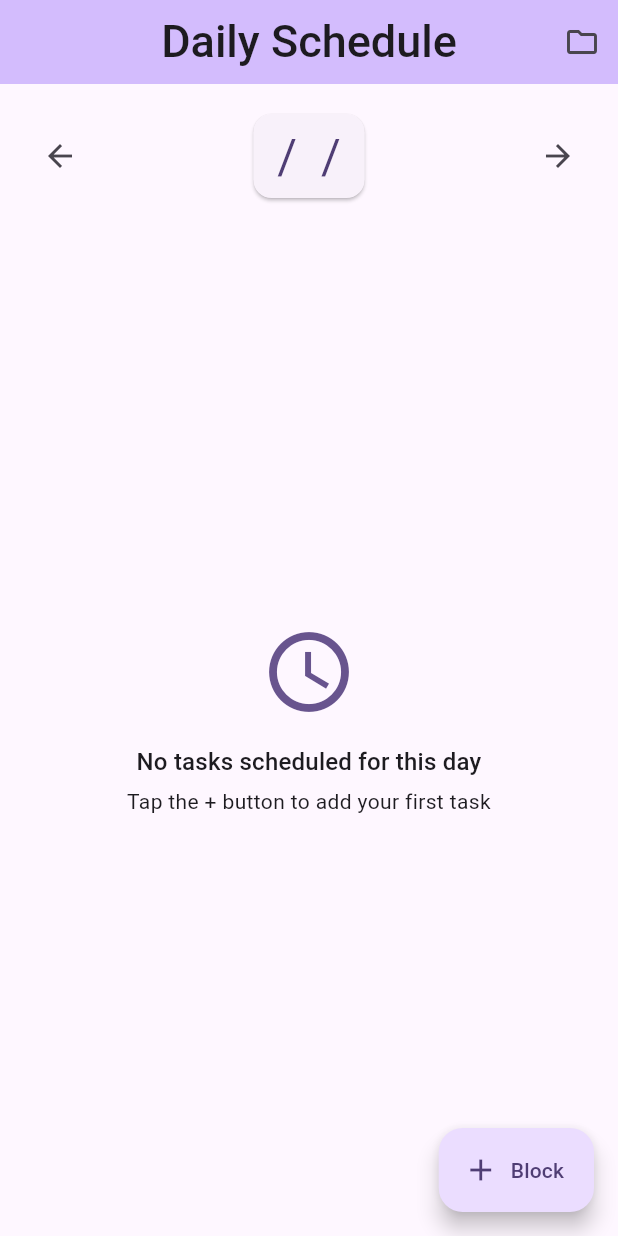
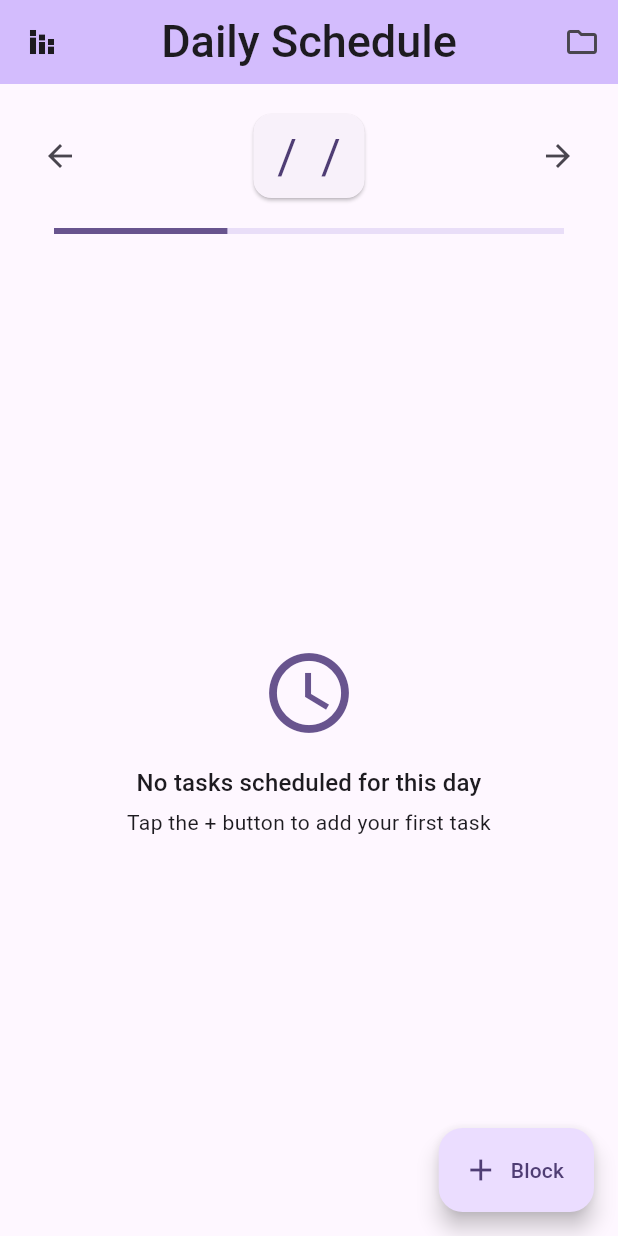
Before and after one commit to Orio77/potential_aid_app, a Flutter app: the screen it shows after launch, on a phone screen of 412 x 824 dp. Run offline on Flutter 3.47's test engine with Material 3 defaults, Android fonts, the phone set to English and light mode, and no system bars; our stand-ins replace drift, drift_flutter, flutter_riverpod; missing offline and left inert: time_machine; accounts and stored records are empty; generated files the repository leaves out were written again.

Commit message:
0.1 Set up Stats Tasks

```diff
--- a/lib/screens/main_screen.dart
+++ b/lib/screens/main_screen.dart
@@ -1,9 +1,11 @@
 import 'package:flutter/material.dart';
 import 'package:flutter_riverpod/flutter_riverpod.dart';
 import 'package:potential_aid_app/screens/project_list_screen.dart';
+import 'package:potential_aid_app/screens/stats_screen.dart';
 import 'package:potential_aid_app/widgets/add_block_dialog.dart';
 import 'package:potential_aid_app/widgets/date_header.dart';
 import 'package:potential_aid_app/widgets/schedule_list.dart';
+import 'package:potential_aid_app/widgets/stats/schedule_progress_bar.dart';
 
 class MainScreen extends ConsumerWidget {
   const MainScreen({super.key});
@@ -21,6 +23,14 @@ class MainScreen extends ConsumerWidget {
         ),
         centerTitle: true,
         backgroundColor: Theme.of(context).colorScheme.inversePrimary,
+        leading: IconButton(
+          icon: Icon(Icons.stacked_bar_chart),
+          onPressed: () {
+            Navigator.of(context).push(
+              MaterialPageRoute(builder: (context) => const StatsScreen()),
+            );
+          },
+        ),
         actions: [
           IconButton(
             onPressed: () {
@@ -41,6 +51,8 @@ class MainScreen extends ConsumerWidget {
           child: Column(
             children: const [
               DateHeader(),
+              SizedBox(height: 8),
+              ScheduleProgressBar(),
               SizedBox(height: 16),
               Expanded(child: ScheduleList()),
             ],
--- a/lib/widgets/projects/project_info.dart
+++ b/lib/widgets/projects/project_info.dart
@@ -18,6 +18,9 @@ class ProjectInfo extends ConsumerWidget {
       children: [
         Text('$current / $goal $unit'),
         Text('Deadline: ${TimeUtils.formatDateTime(deadline)}'),
+        Text("Time spent total: 23h"), // TODO
+        Text("Avg: 2 $unit / day"), // TODO
+        Text("% of life devoted: 2.34%"), // TODO
       ],
     );
   }
--- /dev/null
+++ b/lib/widgets/stats/schedule_progress_bar.dart
@@ -0,0 +1,14 @@
+import 'package:flutter/material.dart';
+
+// TODO
+class ScheduleProgressBar extends StatelessWidget {
+  const ScheduleProgressBar({super.key});
+
+  @override
+  Widget build(BuildContext context) {
+    return Padding(
+      padding: const EdgeInsets.symmetric(horizontal: 20, vertical: 8),
+      child: LinearProgressIndicator(value: 0.34),
+    );
+  }
+}
```
Also changed, not shown: lib/screens/stats_screen.dart (added, +18 -0 lines), lib/widgets/stats/barmap.dart (added, +11 -0 lines), lib/widgets/stats/heatmap.dart (added, +11 -0 lines), lib/widgets/stats/stat_list.dart (added, +11 -0 lines).
